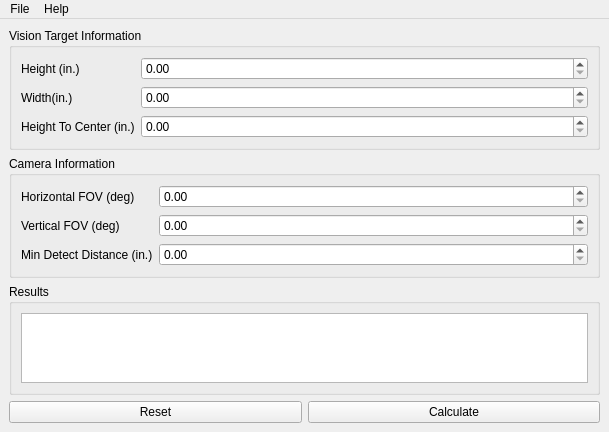
First picture: the form in inc/MainWindow.ui, repository FRC-836/Camera_Calculator, before the edit.
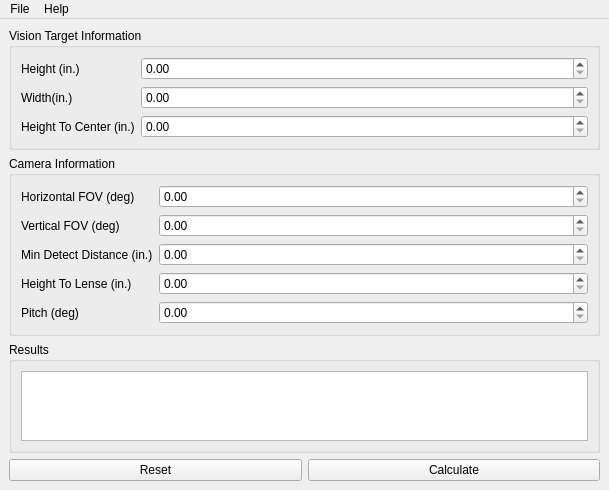
Second picture: the form after the edit.

Commit message: updated fields for the camera calculator

Patch:
```diff
--- a/inc/MainWindow.ui
+++ b/inc/MainWindow.ui
@@ -88,7 +88,27 @@
         </widget>
        </item>
        <item row="2" column="1">
-        <widget class="QDoubleSpinBox" name="dspnMinDistance"/>
+        <widget class="QDoubleSpinBox" name="dspnCamMinDistance"/>
+       </item>
+       <item row="3" column="0">
+        <widget class="QLabel" name="lblCamHeight">
+         <property name="text">
+          <string>Height To Lense (in.)</string>
+         </property>
+        </widget>
+       </item>
+       <item row="3" column="1">
+        <widget class="QDoubleSpinBox" name="dspnCamHeight"/>
+       </item>
+       <item row="4" column="0">
+        <widget class="QLabel" name="lblCamPitch">
+         <property name="text">
+          <string>Pitch (deg)</string>
+         </property>
+        </widget>
+       </item>
+       <item row="4" column="1">
+        <widget class="QDoubleSpinBox" name="dspnCamPitch"/>
        </item>
       </layout>
      </widget>
```
Left out of the diff: 10 changed lines with no effect on the pictures. The commit also changes 1 other file.
